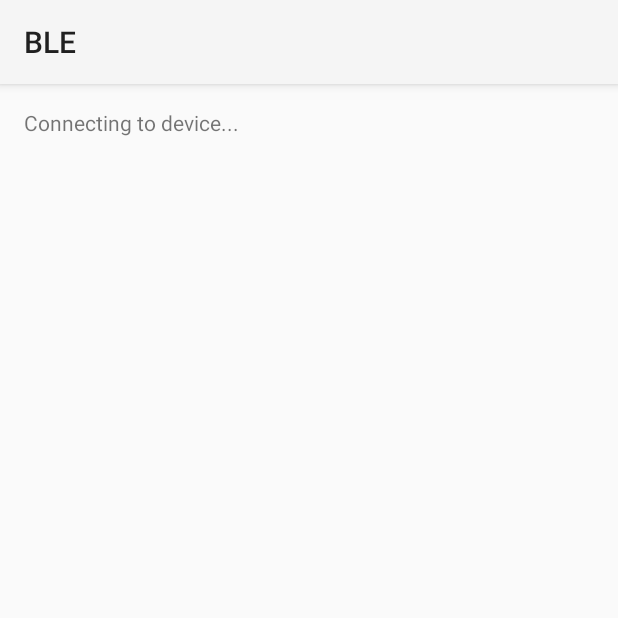
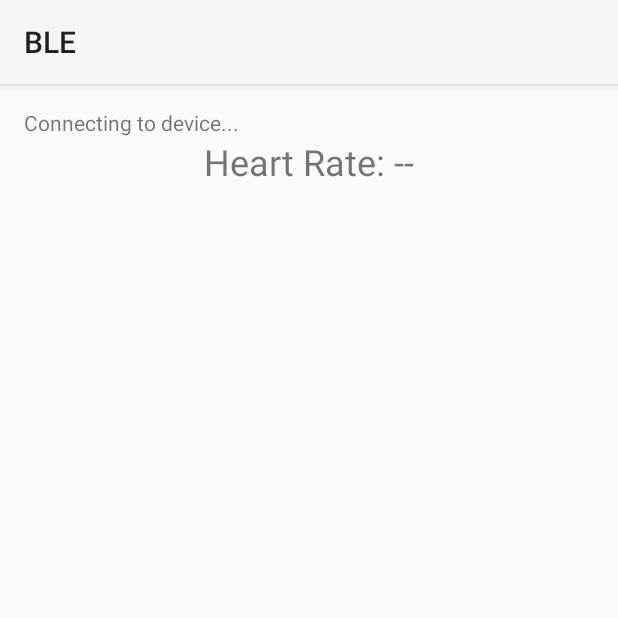
Before and after one commit to danialramzan/BLE, an Android app built with Jetpack Compose: the screen it shows after launch (BLEActivity), after a tap on "Start BLE Scan", on a phone screen of 412 x 824 dp, the top half of it. Run offline under Robolectric (Android 15) with nearby library versions, the phone set to English and light mode, and no system bars.

Commit message:
some more changes

```diff
--- a/app/src/main/java/com/danialramza/ble/MainActivity.kt
+++ b/app/src/main/java/com/danialramza/ble/MainActivity.kt
@@ -5,12 +5,14 @@ import android.os.Bundle
 import androidx.activity.ComponentActivity
 import androidx.activity.compose.setContent
 import androidx.activity.enableEdgeToEdge
+import androidx.compose.foundation.layout.Box
 import androidx.compose.foundation.layout.fillMaxSize
 import androidx.compose.foundation.layout.padding
 import androidx.compose.material3.Button
 import androidx.compose.material3.Scaffold
 import androidx.compose.material3.Text
 import androidx.compose.runtime.Composable
+import androidx.compose.ui.Alignment
 import androidx.compose.ui.Modifier
 import androidx.compose.ui.tooling.preview.Preview
 import com.danialramza.ble.ui.theme.BLETheme
@@ -22,10 +24,12 @@ class MainActivity : ComponentActivity() {
         setContent {
             BLETheme {
                 Scaffold(modifier = Modifier.fillMaxSize()) { innerPadding ->
-//                    Greeting(
-//                        name = "Android",
-//                        modifier = Modifier.padding(innerPadding)
-//                    )
+                    Box(
+                        modifier = Modifier
+                            .fillMaxSize()
+                            .padding(innerPadding),
+                        contentAlignment = Alignment.Center
+                    ) {
                         Button(
                             onClick = {
                                 val intent = Intent(this@MainActivity, BLEActivity::class.java)
@@ -34,6 +38,7 @@ class MainActivity : ComponentActivity() {
                             modifier = Modifier.padding(innerPadding)
                         ) {
                             Text("Start BLE Scan")
+                        }
                     }
                 }
             }
--- a/app/src/main/res/layout/activity_ble.xml
+++ b/app/src/main/res/layout/activity_ble.xml
@@ -11,4 +11,12 @@
         android:layout_height="wrap_content"
         android:text="@string/connecting_to_device" />
 
+    <TextView
+        android:id="@+id/heartRateTextView"
+        android:layout_width="wrap_content"
+        android:layout_height="wrap_content"
+        android:layout_gravity="center"
+        android:text="Heart Rate: --"
+        android:textSize="24sp" />
+
 </LinearLayout>
```
Also changed, not shown: app/src/main/java/com/danialramza/ble/BLEActivity.java (+10 -91 lines). Lines whose indentation alone changed are shown as unchanged.
